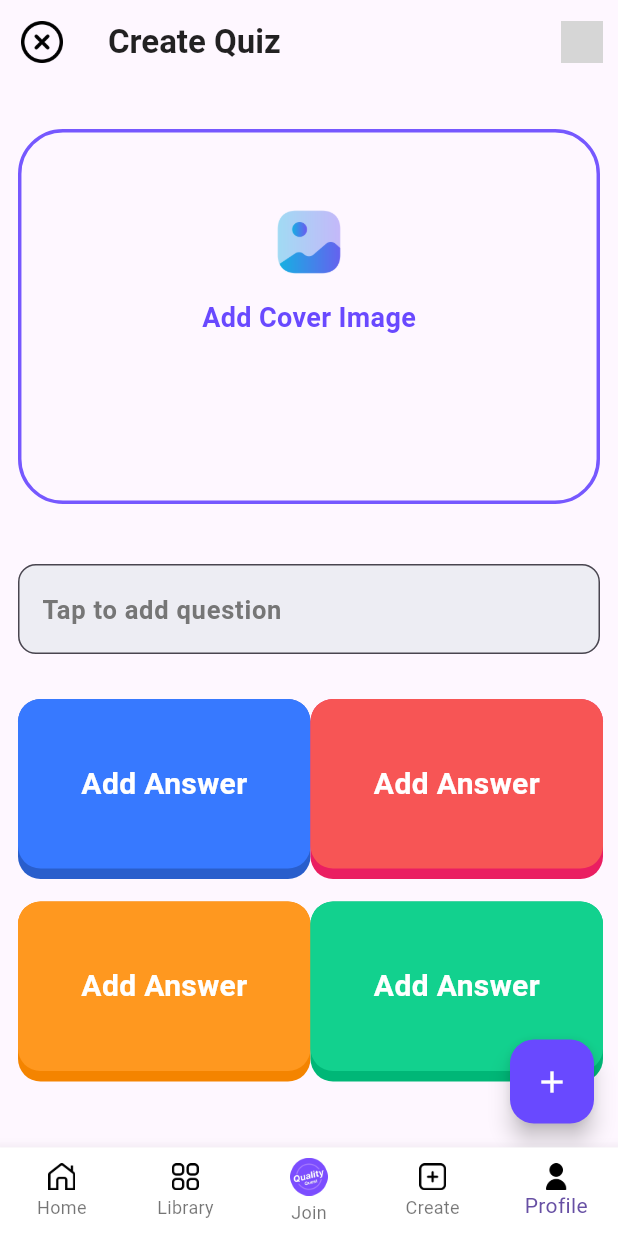
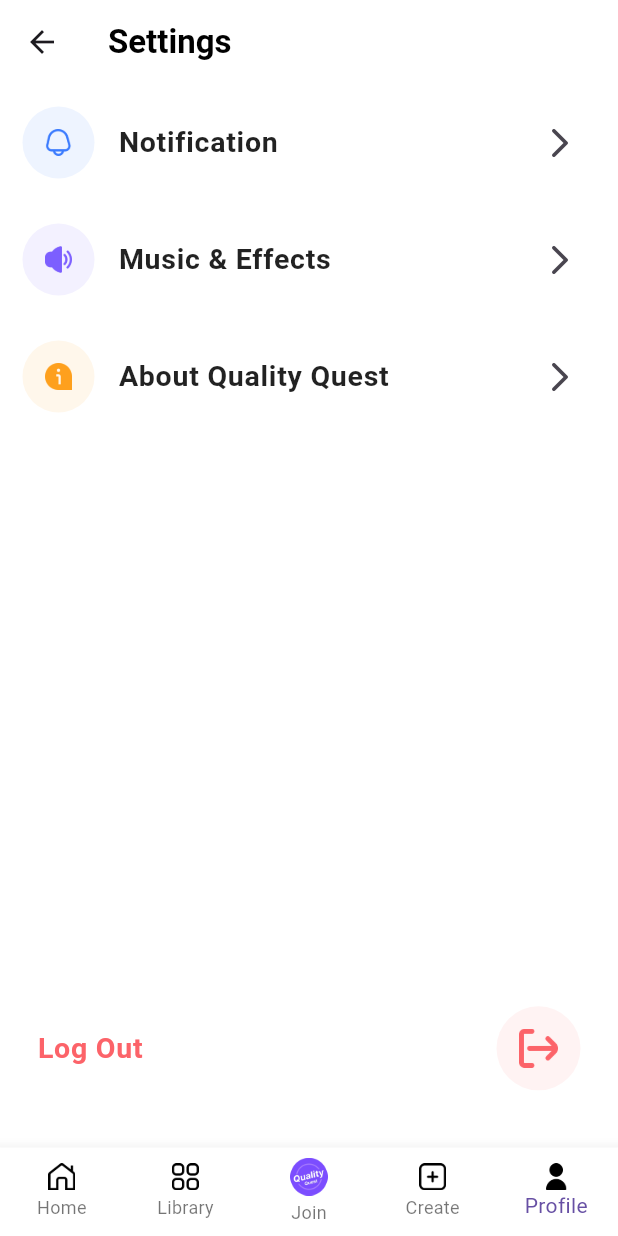
Before and after one commit to Devaxiis/quality_quest, a Flutter app: the screen it shows after launch, item 5 of the bottom bar chosen, on a phone screen of 412 x 824 dp. Run offline on Flutter 3.47's test engine with Material 2 defaults, Android fonts, the phone set to English and light mode, and no system bars; our stand-ins replace bloc, device_info_plus, equatable, flutter_bloc, freezed_annotation, lottie; project files that could hold a hidden picture were left out; grey boxes are pictures that could not be loaded.

Commit message:
Iqboljon: Second Commit: Settings Screen

```diff
--- a/lib/app.dart
+++ b/lib/app.dart
@@ -3,7 +3,6 @@ import 'package:flutter_bloc/flutter_bloc.dart';
 import 'package:quality_quest/bloc/auth/auth_bloc.dart';
 import 'package:quality_quest/library.dart';
 import 'package:quality_quest/presentation/screens/main_home_screen.dart';
-import 'presentation/registration_screens/splash_screen/splash_screen.dart';
 
 class MyApp extends StatelessWidget {
   const MyApp({super.key});
--- a/lib/presentation/screens/main_home_screen.dart
+++ b/lib/presentation/screens/main_home_screen.dart
@@ -1,6 +1,6 @@
 import 'package:quality_quest/library.dart';
 import 'package:quality_quest/presentation/screens/create_screen/create_screen.dart';
-
+import 'package:quality_quest/presentation/screens/profile_screen/settings_screen/settings_screen.dart';
 
 class MainHomeScreen extends StatefulWidget {
   const MainHomeScreen({super.key});
@@ -20,7 +20,6 @@ class _MainHomeScreenState extends State<MainHomeScreen> {
 
       /// #AppBar
 
-
       /// #Body
       body: PageView(
         physics: const NeverScrollableScrollPhysics(),
@@ -30,6 +29,7 @@ class _MainHomeScreenState extends State<MainHomeScreen> {
           LibraryScreen(),
           SearchUserScreen(),
           CreateScreen(),
+          SettingScreen(),
         ],
       ),
 
--- /dev/null
+++ b/lib/presentation/screens/profile_screen/settings_screen/settings_screen.dart
@@ -0,0 +1,109 @@
+import 'package:flutter/material.dart';
+import 'package:quality_quest/presentation/screens/profile_screen/settings_screen/music_effect_screen/music_effect_screen.dart';
+import 'package:quality_quest/presentation/screens/profile_screen/settings_screen/notification_screen/notification_screen.dart';
+import 'package:quality_quest/presentation/screens/profile_screen/settings_screen/settings_screen_views/log_out_list_tile.dart';
+import 'package:quality_quest/presentation/screens/profile_screen/settings_screen/settings_screen_views/settings_tile_view.dart';
+
+class SettingScreen extends StatefulWidget {
+  const SettingScreen({super.key});
+
+  @override
+  State<SettingScreen> createState() => _SettingScreenState();
+}
+
+class _SettingScreenState extends State<SettingScreen> {
+  void navigateToNotificationScreen() {
+    Navigator.push(
+      context,
+      MaterialPageRoute(
+        builder: (context) => const NotificationScreen(),
+      ),
+    );
+  }
+
+  void navigateToMusicEffectScreen() {
+    Navigator.push(
+      context,
+      MaterialPageRoute(
+        builder: (context) => const MusicEffectScreen(),
+      ),
+    );
+  }
+
+  @override
+  Widget build(BuildContext context) {
+    return Scaffold(
+      backgroundColor: Colors.white,
+
+      /// #AppBar
+      appBar: AppBar(
+        forceMaterialTransparency: true,
+        backgroundColor: Colors.white,
+        leading: IconButton(
+          onPressed: () {},
+          icon: const Icon(Icons.arrow_back),
+        ),
+        title: const Text(
+          "Settings",
+          style: TextStyle(
+            fontWeight: FontWeight.w600,
+            color: Colors.black,
+          ),
+        ),
+      ),
+
+      /// #Body
+      body: Column(
+        children: [
+          /// #Contents
+          SizedBox(
+            child: ListView(
+              shrinkWrap: true,
+              physics: const NeverScrollableScrollPhysics(),
+              children: [
+                SettingsTileView(
+                  backgroundColor: const Color(0xFFEEF4FF),
+                  iconColor: const Color(0xFF3B7BFE),
+                  title: 'Notification',
+                  icon: const AssetImage('assets/icons/ic_bell.png'),
+                  textColor: Colors.black87,
+                  trailing: IconButton(
+                    onPressed: navigateToNotificationScreen,
+                    icon: const Icon(Icons.arrow_forward_ios_rounded),
+                  ),
+                ),
+                SettingsTileView(
+                  backgroundColor: const Color(0xFFF3F1FF),
+                  iconColor: const Color(0xFF7C5FFF),
+                  title: 'Music & Effects',
+                  icon: const AssetImage('assets/icons/ic_volume.png'),
+                  textColor: Colors.black87,
+                  trailing: IconButton(
+                    onPressed: navigateToMusicEffectScreen,
+                    icon: const Icon(Icons.arrow_forward_ios_rounded),
+                  ),
+                ),
+                SettingsTileView(
+                  backgroundColor: const Color(0xFFFFF7EB),
+                  iconColor: const Color(0xFFFEA01D),
+                  title: 'About Quality Quest',
+                  icon: const AssetImage('assets/icons/ic_about.png'),
+                  textColor: Colors.black87,
+                  trailing: IconButton(
+                    onPressed: () {},
+                    icon: const Icon(Icons.arrow_forward_ios_rounded),
+                  ),
+                ),
+              ],
+            ),
+          ),
+
+          /// #Log Out View
+          const Spacer(flex: 10),
+          const LogOutListTile(),
+          const Spacer(),
+        ],
+      ),
+    );
+  }
+}
--- /dev/null
+++ b/lib/presentation/screens/profile_screen/settings_screen/settings_screen_views/log_out_list_tile.dart
@@ -0,0 +1,37 @@
+import 'package:flutter/material.dart';
+
+class LogOutListTile extends StatelessWidget {
+  const LogOutListTile({
+    super.key,
+  });
+
+  @override
+  Widget build(BuildContext context) {
+    return ListTile(
+      contentPadding: const EdgeInsets.symmetric(horizontal: 25),
+      title: const Text(
+        "Log Out",
+        style: TextStyle(
+          fontSize: 19,
+          fontWeight: FontWeight.w700,
+          color: Color(0xFFFC6369),
+        ),
+      ),
+      trailing: IconButton(
+        onPressed: () {},
+        style: IconButton.styleFrom(
+          backgroundColor: const Color(0xFFFFF3F3),
+          shape: const OvalBorder(),
+          padding: const EdgeInsets.symmetric(
+            vertical: 15,
+            horizontal: 15,
+          ),
+        ),
+        icon: const Image(
+          image: AssetImage('assets/icons/ic_log_out.png'),
+          color: Color(0xFFFC6369),
+        ),
+      ),
+    );
+  }
+}
--- /dev/null
+++ b/lib/presentation/screens/profile_screen/settings_screen/settings_screen_views/settings_tile_view.dart
@@ -0,0 +1,51 @@
+import 'package:flutter/material.dart';
+
+class SettingsTileView extends StatelessWidget {
+  final Color backgroundColor;
+  final Color iconColor;
+  final String title;
+  final ImageProvider icon;
+  final Widget? trailing;
+  final Color textColor;
+
+  const SettingsTileView({
+    super.key,
+    required this.backgroundColor,
+    required this.iconColor,
+    required this.title,
+    required this.icon,
+    required this.textColor,
+    this.trailing,
+  });
+
+  @override
+  Widget build(BuildContext context) {
+    return ListTile(
+      contentPadding: const EdgeInsets.symmetric(horizontal: 15, vertical: 15),
+      dense: true,
+      leading: Container(
+        padding: const EdgeInsets.symmetric(vertical: 15, horizontal: 15),
+        decoration: BoxDecoration(
+          color: backgroundColor,
+          borderRadius: const BorderRadius.all(
+            Radius.circular(60),
+          ),
+        ),
+        child: Image(
+          image: icon,
+          fit: BoxFit.cover,
+          color: iconColor,
+        ),
+      ),
+      title: Text(
+        title,
+        style: TextStyle(
+          fontWeight: FontWeight.w600,
+          color: textColor,
+          fontSize: 19,
+        ),
+      ),
+      trailing: trailing,
+    );
+  }
+}
```
Also changed, not shown: lib/presentation/screens/profile_screen/settings_screen/music_effect_screen/music_effect_screen.dart (added, +85 -0 lines), lib/presentation/screens/profile_screen/settings_screen/notification_screen/notification_screen.dart (added, +56 -0 lines), lib/presentation/screens/profile_screen/settings_screen/notification_screen/notification_screen_view/notification_tile.dart (added, +39 -0 lines), assets/icons/ic_about.png (added), assets/icons/ic_log_out.png (added), assets/icons/ic_volume.png (added), 2 other files.
